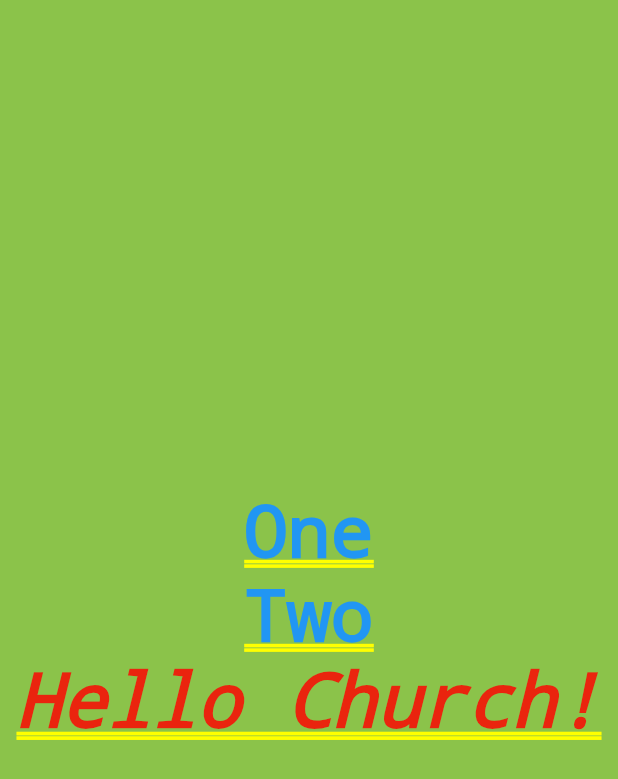
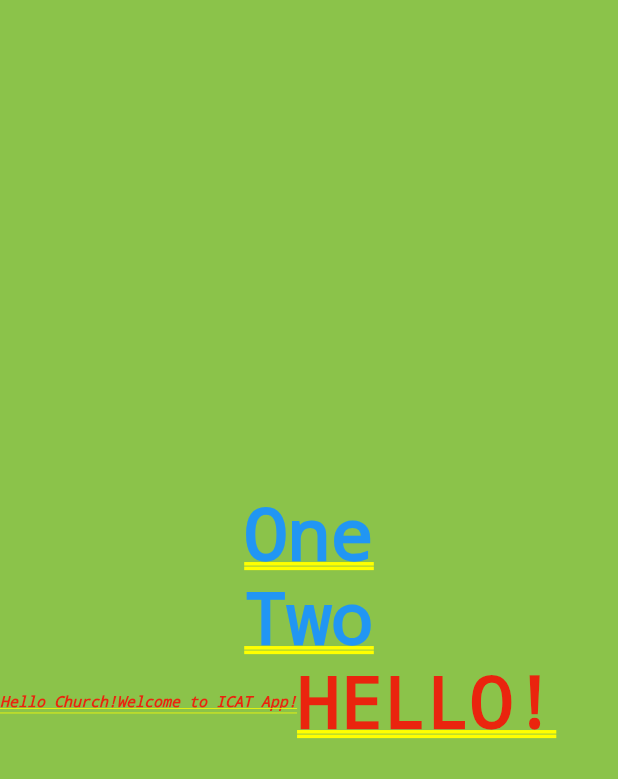
Before and after one commit to CharlesNJ/first_flutter_app, a Flutter app: the screen it shows after launch, on a phone screen of 412 x 824 dp. Shown: the top 779 px of the screen. Run offline on Flutter 3.47's test engine with Material 2 defaults, Android fonts, the phone set to English and light mode, and no system bars.

Commit message:
Container and Expanded

```diff
--- a/lib/ui/copy.dart
+++ b/lib/ui/copy.dart
@@ -1,8 +1,6 @@
 import 'package:flutter/material.dart';
 
-
-
-class Welcome extends StatelessWidget{
+class Welcome extends StatelessWidget {
   @override
   Widget build(BuildContext context) {
     // TODO: implement build
@@ -12,24 +10,38 @@ class Welcome extends StatelessWidget{
         child: new Column(
             mainAxisAlignment: MainAxisAlignment.center,
             children: <Widget>[
-               new Text('One', textDirection: TextDirection.ltr,
+              new Text('One',
+                  textDirection: TextDirection.ltr,
                   style: new TextStyle(color: Colors.blue)),
+              new Text('Two',
+                  textDirection: TextDirection.ltr,
+                  style: new TextStyle(color: Colors.blue)),
+              new Container(
+                  child: new Row(
+                      mainAxisAlignment: MainAxisAlignment.center,
+                      children: <Widget>[
+                    new Text('Hello Church!',
+                        textDirection: TextDirection.ltr,
+                        style: new TextStyle(
+                            fontSize: 10,
+                            fontWeight: FontWeight.w700,
+                            fontStyle: FontStyle.italic)),
 
-               new Text('Two',textDirection: TextDirection.ltr,
-                 style: new TextStyle(color: Colors.blue)),
+                    new Text('Welcome to ICAT App!',
+                        textDirection: TextDirection.ltr,
+                        style: new TextStyle(
+                            fontSize: 10,
+                            fontWeight: FontWeight.w700,
+                            fontStyle: FontStyle.italic)),
 
-                new Container(
-                    child: new Text(
-                    'Hello Church!',
-                    textDirection: TextDirection.ltr,
-                    style:new TextStyle(fontSize:50 , fontWeight: FontWeight.w700,fontStyle: FontStyle.italic )))
-                 ]
-           )
+                    const Expanded(
+                        child: const Text(
+                            'HELLO!')) //to occupy the whole rest of the space
+                  ])
 
                   //child: new Center(
 
-    );
-
+                  )
+            ]));
   }
-
 }
```
Lines whose indentation alone changed are shown as unchanged.
